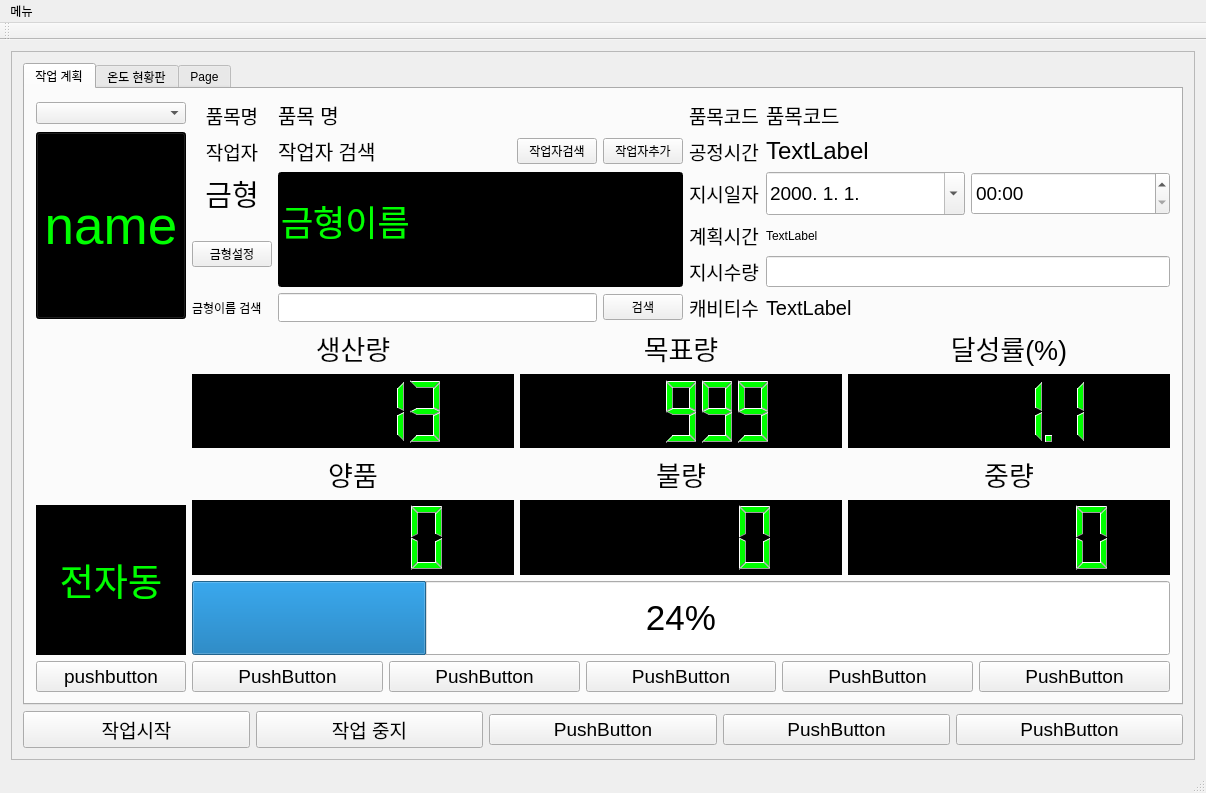
Old version of the form mainwindow.ui in the repository kimbakcho/QCproject.
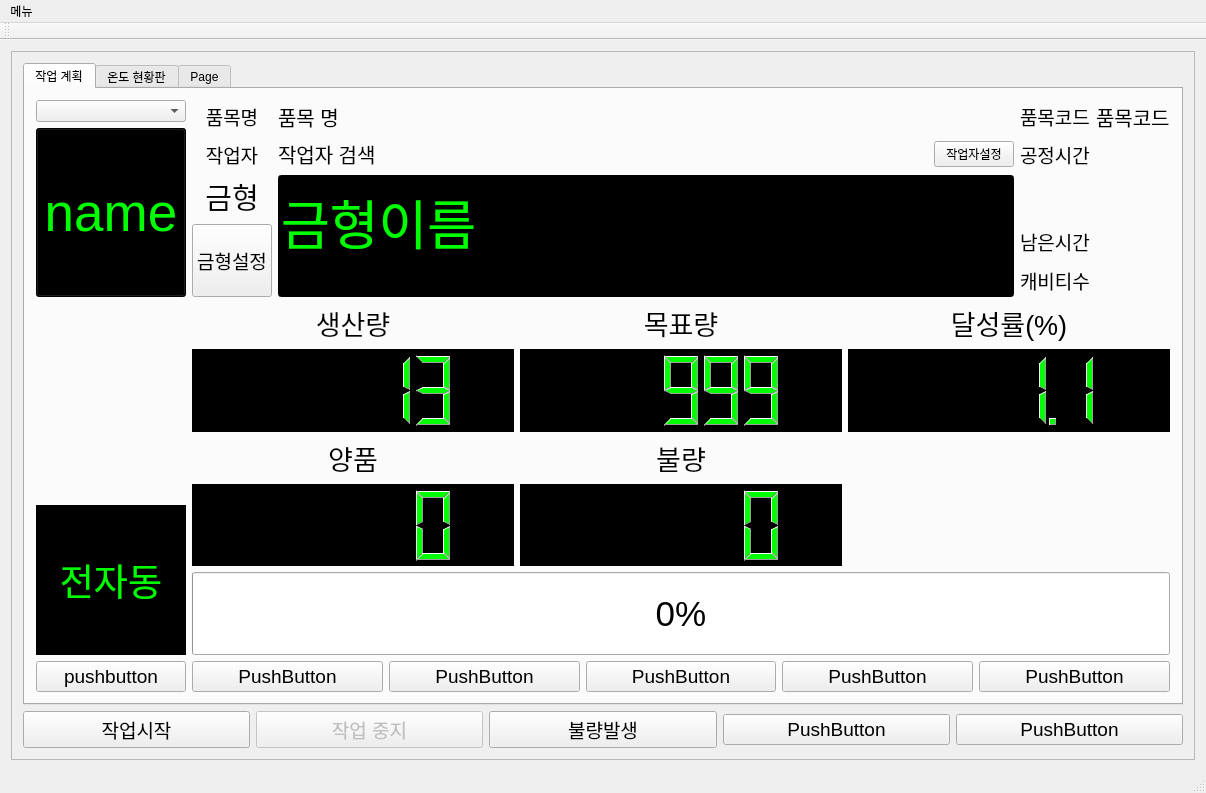
New version of the form. Icons and pictures are not drawn. Custom widgets are drawn as their Qt base class.

The edit to the form file:
```diff
--- a/mainwindow.ui
+++ b/mainwindow.ui
@@ -43,7 +43,10 @@
          </widget>
         </item>
         <item row="2" column="1">
-         <widget class="QPushButton" name="pushButton_8">
+         <widget class="QPushButton" name="workstop_btn">
+          <property name="enabled">
+           <bool>false</bool>
+          </property>
           <property name="font">
            <font>
             <pointsize>14</pointsize>
@@ -62,7 +65,11 @@
            </font>
           </property>
           <property name="text">
-           <string>PushButton</string>
+           <string>불량발생</string>
+          </property>
+          <property name="icon">
+           <iconset resource="Res.qrc">
+            <normaloff>:/icon/icon/warning.png</normaloff>:/icon/icon/warning.png</iconset>
           </property>
          </widget>
         </item>
@@ -152,349 +159,6 @@
               </item>
              </layout>
             </item>
-            <item row="1" column="1" colspan="5">
-             <layout class="QGridLayout" name="gridLayout_4" rowstretch="0,0,0,0,0,0">
-              <item row="5" column="0">
-               <widget class="QLabel" name="label_5">
-                <property name="text">
-                 <string>금형이름 검색</string>
-                </property>
-               </widget>
-              </item>
-              <item row="5" column="2">
-               <widget class="QLabel" name="label_13">
-                <property name="font">
-                 <font>
-                  <pointsize>14</pointsize>
-                 </font>
-                </property>
-                <property name="text">
-                 <string>캐비티수</string>
-                </property>
-               </widget>
-              </item>
-              <item row="1" column="0">
-               <widget class="QLabel" name="label_4">
-                <property name="font">
-                 <font>
-                  <pointsize>14</pointsize>
-                 </font>
-                </property>
-                <property name="text">
-                 <string>작업자</string>
-                </property>
-                <property name="alignment">
-                 <set>Qt::AlignCenter</set>
-                </property>
-               </widget>
-              </item>
-              <item row="0" column="2">
-               <widget class="QLabel" name="label_3">
-                <property name="font">
-                 <font>
-                  <pointsize>14</pointsize>
-                 </font>
-                </property>
-                <property name="text">
-                 <string>품목코드</string>
-                </property>
-               </widget>
-              </item>
-              <item row="4" column="2">
-               <widget class="QLabel" name="label_12">
-                <property name="font">
-                 <font>
-                  <pointsize>14</pointsize>
-                 </font>
-                </property>
-                <property name="text">
-                 <string>지시수량</string>
-                </property>
-               </widget>
-              </item>
-              <item row="0" column="0">
-               <widget class="QLabel" name="label">
-                <property name="font">
-                 <font>
-                  <pointsize>14</pointsize>
-                 </font>
-                </property>
-                <property name="text">
-                 <string>품목명</string>
-                </property>
-                <property name="alignment">
-                 <set>Qt::AlignCenter</set>
-                </property>
-               </widget>
-              </item>
-              <item row="4" column="3">
-               <widget class="QLineEdit" name="orders_count_LE">
-                <property name="font">
-                 <font>
-                  <pointsize>14</pointsize>
-                 </font>
-                </property>
-               </widget>
-              </item>
-              <item row="3" column="2">
-               <widget class="QLabel" name="label_11">
-                <property name="font">
-                 <font>
-                  <pointsize>14</pointsize>
-                 </font>
-                </property>
-                <property name="text">
-                 <string>계획시간</string>
-                </property>
-               </widget>
-              </item>
-              <item row="1" column="2">
-               <widget class="QLabel" name="label_9">
-                <property name="font">
-                 <font>
-                  <pointsize>14</pointsize>
-                 </font>
-                </property>
-                <property name="text">
-                 <string>공정시간</string>
-                </property>
-               </widget>
-              </item>
-              <item row="2" column="2">
-               <widget class="QLabel" name="label_10">
-                <property name="font">
-                 <font>
-                  <pointsize>14</pointsize>
-                 </font>
-                </property>
-                <property name="text">
-                 <string>지시일자</string>
-                </property>
-               </widget>
-              </item>
-              <item row="2" column="3">
-               <layout class="QHBoxLayout" name="horizontalLayout">
-                <item>
-                 <widget class="QDateEdit" name="dateEdit">
-                  <property name="sizePolicy">
-                   <sizepolicy hsizetype="Minimum" vsizetype="Preferred">
-                    <horstretch>0</horstretch>
-                    <verstretch>0</verstretch>
-                   </sizepolicy>
-                  </property>
-                  <property name="font">
-                   <font>
-                    <pointsize>14</pointsize>
-                   </font>
-                  </property>
-                  <property name="currentSection">
-                   <enum>QDateTimeEdit::YearSection</enum>
-                  </property>
-                  <property name="displayFormat">
-                   <string>yyyy. M. d.</string>
-                  </property>
-                  <property name="calendarPopup">
-                   <bool>true</bool>
-                  </property>
-                 </widget>
-                </item>
-                <item>
-                 <widget class="QTimeEdit" name="timeEdit">
-                  <property name="sizePolicy">
-                   <sizepolicy hsizetype="Minimum" vsizetype="Preferred">
-                    <horstretch>0</horstretch>
-                    <verstretch>0</verstretch>
-                   </sizepolicy>
-                  </property>
-                  <property name="font">
-                   <font>
-                    <pointsize>14</pointsize>
-                   </font>
-                  </property>
-                  <property name="displayFormat">
-                   <string>hh:mm</string>
-                  </property>
-                 </widget>
-                </item>
-               </layout>
-              </item>
-              <item row="5" column="1">
-               <layout class="QHBoxLayout" name="horizontalLayout_2">
-                <item>
-                 <widget class="QLineEdit" name="lineEdit">
-                  <property name="sizePolicy">
-                   <sizepolicy hsizetype="Expanding" vsizetype="Preferred">
-                    <horstretch>0</horstretch>
-                    <verstretch>0</verstretch>
-                   </sizepolicy>
-                  </property>
-                 </widget>
-                </item>
-                <item>
-                 <widget class="QPushButton" name="pushButton_3">
-                  <property name="text">
-                   <string>검색</string>
-                  </property>
-                  <property name="icon">
-                   <iconset resource="Res.qrc">
-                    <normaloff>:/icon/icon/search.png</normaloff>:/icon/icon/search.png</iconset>
-                  </property>
-                 </widget>
-                </item>
-               </layout>
-              </item>
-              <item row="2" column="0">
-               <widget class="QLabel" name="label_6">
-                <property name="font">
-                 <font>
-                  <pointsize>22</pointsize>
-                 </font>
-                </property>
-                <property name="text">
-                 <string>금형</string>
-                </property>
-                <property name="alignment">
-                 <set>Qt::AlignCenter</set>
-                </property>
-               </widget>
-              </item>
-              <item row="1" column="1">
-               <layout class="QHBoxLayout" name="horizontalLayout_3">
-                <item>
-                 <widget class="QLabel" name="works_name_label">
-                  <property name="font">
-                   <font>
-                    <pointsize>15</pointsize>
-                   </font>
-                  </property>
-                  <property name="text">
-                   <string>작업자 검색</string>
-                  </property>
-                 </widget>
-                </item>
-                <item>
-                 <widget class="QPushButton" name="pushButton_6">
-                  <property name="sizePolicy">
-                   <sizepolicy hsizetype="Maximum" vsizetype="Fixed">
-                    <horstretch>0</horstretch>
-                    <verstretch>0</verstretch>
-                   </sizepolicy>
-                  </property>
-                  <property name="text">
-                   <string>작업자검색</string>
-                  </property>
-                  <property name="icon">
-                   <iconset resource="Res.qrc">
-                    <normaloff>:/icon/icon/search.png</normaloff>:/icon/icon/search.png</iconset>
-                  </property>
-                 </widget>
-                </item>
-                <item>
-                 <widget class="QPushButton" name="pushButton_5">
-                  <property name="sizePolicy">
-                   <sizepolicy hsizetype="Maximum" vsizetype="Fixed">
-                    <horstretch>0</horstretch>
-                    <verstretch>0</verstretch>
-                   </sizepolicy>
-                  </property>
-                  <property name="text">
-                   <string>작업자추가</string>
-                  </property>
-                 </widget>
-                </item>
-               </layout>
-              </item>
-              <item row="0" column="1">
-               <widget class="QLabel" name="item_name_label">
-                <property name="font">
-                 <font>
-                  <pointsize>15</pointsize>
-                 </font>
-                </property>
-                <property name="text">
-                 <string>품목 명</string>
-                </property>
-               </widget>
-              </item>
-              <item row="0" column="3">
-               <widget class="QLabel" name="item_code_label">
-                <property name="font">
-                 <font>
-                  <pointsize>15</pointsize>
-                 </font>
-                </property>
-                <property name="text">
-                 <string>품목코드</string>
-                </property>
-               </widget>
-              </item>
-              <item row="1" column="3">
-               <widget class="QLabel" name="cycle_time_label">
-                <property name="font">
-                 <font>
-                  <pointsize>18</pointsize>
-                 </font>
-                </property>
-                <property name="text">
-                 <string>TextLabel</string>
-                </property>
-               </widget>
-              </item>
-              <item row="3" column="3">
-               <widget class="QLabel" name="label_18">
-                <property name="text">
-                 <string>TextLabel</string>
-                </property>
-               </widget>
-              </item>
-              <item row="5" column="3">
-               <widget class="QLabel" name="cabit_count">
-                <property name="font">
-                 <font>
-                  <pointsize>15</pointsize>
-                 </font>
-                </property>
-                <property name="text">
-                 <string>TextLabel</string>
-                </property>
-               </widget>
-              </item>
-              <item row="2" column="1" rowspan="3">
-               <widget class="QLineEdit" name="mold_name_box">
-                <property name="sizePolicy">
-                 <sizepolicy hsizetype="Minimum" vsizetype="Minimum">
-                  <horstretch>0</horstretch>
-                  <verstretch>0</verstretch>
-                 </sizepolicy>
-                </property>
-                <property name="font">
-                 <font>
-                  <pointsize>26</pointsize>
-                 </font>
-                </property>
-                <property name="styleSheet">
-                 <string notr="true">QLineEdit {
-	background-color : rgb(0, 0, 0);
-   color : rgb(0, 255, 0);
-}</string>
-                </property>
-                <property name="text">
-                 <string>금형이름</string>
-                </property>
-                <property name="readOnly">
-                 <bool>true</bool>
-                </property>
-               </widget>
-              </item>
-              <item row="3" column="0" rowspan="2">
-               <widget class="QPushButton" name="mold_select">
-                <property name="text">
-                 <string>금형설정</string>
-                </property>
-               </widget>
-              </item>
-             </layout>
-            </item>
             <item row="2" column="1" rowspan="2" colspan="5">
              <layout class="QGridLayout" name="gridLayout_10">
               <item row="1" column="0">
@@ -1258,134 +922,6 @@
                 </property>
                </widget>
               </item>
-              <item row="3" column="2">
-               <widget class="QLCDNumber" name="weight_lcd">
-                <property name="palette">
-                 <palette>
-                  <active>
-                   <colorrole role="WindowText">
-                    <brush brushstyle="SolidPattern">
-                     <color alpha="255">
-                      <red>0</red>
-                      <green>255</green>
-                      <blue>0</blue>
-                     </color>
-                    </brush>
-                   </colorrole>
-                   <colorrole role="Button">
-                    <brush brushstyle="SolidPattern">
-                     <color alpha="255">
-                      <red>0</red>
-                      <green>0</green>
-                      <blue>0</blue>
-                     </color>
-                    </brush>
-                   </colorrole>
-                   <colorrole role="Base">
-                    <brush brushstyle="SolidPattern">
-                     <color alpha="255">
-                      <red>0</red>
-                      <green>0</green>
-                      <blue>0</blue>
-                     </color>
-                    </brush>
-                   </colorrole>
-                   <colorrole role="Window">
-                    <brush brushstyle="SolidPattern">
-                     <color alpha="255">
-                      <red>0</red>
-                      <green>0</green>
-                      <blue>0</blue>
-                     </color>
-                    </brush>
-                   </colorrole>
-                  </active>
-                  <inactive>
-                   <colorrole role="WindowText">
-                    <brush brushstyle="SolidPattern">
-                     <color alpha="255">
-                      <red>0</red>
-                      <green>255</green>
-                      <blue>0</blue>
-                     </color>
-                    </brush>
-                   </colorrole>
-                   <colorrole role="Button">
-                    <brush brushstyle="SolidPattern">
-                     <color alpha="255">
-                      <red>0</red>
-                      <green>0</green>
-                      <blue>0</blue>
-                     </color>
-                    </brush>
-                   </colorrole>
-                   <colorrole role="Base">
-                    <brush brushstyle="SolidPattern">
-                     <color alpha="255">
-                      <red>0</red>
-                      <green>0</green>
-                      <blue>0</blue>
-                     </color>
-                    </brush>
-                   </colorrole>
-                   <colorrole role="Window">
-                    <brush brushstyle="SolidPattern">
-                     <color alpha="255">
-                      <red>0</red>
-                      <green>0</green>
-                      <blue>0</blue>
-                     </color>
-                    </brush>
-                   </colorrole>
-                  </inactive>
-                  <disabled>
-                   <colorrole role="WindowText">
-                    <brush brushstyle="SolidPattern">
-                     <color alpha="255">
-                      <red>190</red>
-                      <green>190</green>
-                      <blue>190</blue>
-                     </color>
-                    </brush>
-                   </colorrole>
-                   <colorrole role="Button">
-                    <brush brushstyle="SolidPattern">
-                     <color alpha="255">
-                      <red>0</red>
-                      <green>0</green>
-                      <blue>0</blue>
-                     </color>
-                    </brush>
-                   </colorrole>
-                   <colorrole role="Base">
-                    <brush brushstyle="SolidPattern">
-                     <color alpha="255">
-                      <red>0</red>
-                      <green>0</green>
-                      <blue>0</blue>
-                     </color>
-                    </brush>
-                   </colorrole>
-                   <colorrole role="Window">
-                    <brush brushstyle="SolidPattern">
-                     <color alpha="255">
-                      <red>0</red>
-                      <green>0</green>
-                      <blue>0</blue>
-                     </color>
-                    </brush>
-                   </colorrole>
-                  </disabled>
-                 </palette>
-                </property>
-                <property name="styleSheet">
-                 <string notr="true">background-color : rgb(0, 0, 0)</string>
-                </property>
-                <property name="smallDecimalPoint">
-                 <bool>true</bool>
-                </property>
-               </widget>
-              </item>
               <item row="2" column="0">
                <widget class="QLabel" name="label_7">
                 <property name="sizePolicy">
@@ -1407,27 +943,6 @@
                 </property>
                </widget>
               </item>
-              <item row="2" column="2">
-               <widget class="QLabel" name="label_17">
-                <property name="sizePolicy">
-                 <sizepolicy hsizetype="Minimum" vsizetype="Maximum">
-                  <horstretch>0</horstretch>
-                  <verstretch>0</verstretch>
-                 </sizepolicy>
-                </property>
-                <property name="font">
-                 <font>
-                  <pointsize>20</pointsize>
-                 </font>
-                </property>
-                <property name="text">
-                 <string>중량</string>
-                </property>
-                <property name="alignment">
-                 <set>Qt::AlignCenter</set>
-                </property>
-               </widget>
-              </item>
               <item row="2" column="1">
                <widget class="QLabel" name="label_8">
                 <property name="sizePolicy">
@@ -1463,7 +978,7 @@
                  </font>
                 </property>
                 <property name="value">
-                 <number>24</number>
+                 <number>0</number>
                 </property>
                </widget>
               </item>
@@ -1705,6 +1220,243 @@
               </property>
              </widget>
             </item>
+            <item row="1" column="1" colspan="5">
+             <layout class="QGridLayout" name="gridLayout_4" rowstretch="0,0,0,0,0">
+              <item row="1" column="1">
+               <layout class="QHBoxLayout" name="horizontalLayout_3">
+                <item>
+                 <widget class="QLabel" name="works_name_label">
+                  <property name="font">
+                   <font>
+                    <pointsize>15</pointsize>
+                   </font>
+                  </property>
+                  <property name="text">
+                   <string>작업자 검색</string>
+                  </property>
+                 </widget>
+                </item>
+                <item>
+                 <widget class="QPushButton" name="workmenset_btn">
+                  <property name="sizePolicy">
+                   <sizepolicy hsizetype="Maximum" vsizetype="Fixed">
+                    <horstretch>0</horstretch>
+                    <verstretch>0</verstretch>
+                   </sizepolicy>
+                  </property>
+                  <property name="text">
+                   <string>작업자설정</string>
+                  </property>
+                  <property name="icon">
+                   <iconset resource="Res.qrc">
+                    <normaloff>:/icon/icon/settings-4.png</normaloff>:/icon/icon/settings-4.png</iconset>
+                  </property>
+                 </widget>
+                </item>
+               </layout>
+              </item>
+              <item row="1" column="2">
+               <widget class="QLabel" name="label_9">
+                <property name="font">
+                 <font>
+                  <pointsize>14</pointsize>
+                 </font>
+                </property>
+                <property name="text">
+                 <string>공정시간</string>
+                </property>
+               </widget>
+              </item>
+              <item row="2" column="0">
+               <widget class="QLabel" name="label_6">
+                <property name="font">
+                 <font>
+                  <pointsize>22</pointsize>
+                 </font>
+                </property>
+                <property name="text">
+                 <string>금형</string>
+                </property>
+                <property name="alignment">
+                 <set>Qt::AlignCenter</set>
+                </property>
+               </widget>
+              </item>
+              <item row="0" column="3">
+               <widget class="QLabel" name="item_code_label">
+                <property name="font">
+                 <font>
+                  <pointsize>15</pointsize>
+                 </font>
+                </property>
+                <property name="text">
+                 <string>품목코드</string>
+                </property>
+               </widget>
+              </item>
+              <item row="1" column="3">
+               <widget class="QLabel" name="cycle_time_label">
+                <property name="font">
+                 <font>
+                  <pointsize>18</pointsize>
+                 </font>
+                </property>
+                <property name="text">
+                 <string/>
+                </property>
+               </widget>
+              </item>
+              <item row="3" column="3">
+               <widget class="QLabel" name="remind_time_label">
+                <property name="text">
+                 <string/>
+                </property>
+               </widget>
+              </item>
+              <item row="0" column="1">
+               <widget class="QLabel" name="item_name_label">
+                <property name="font">
+                 <font>
+                  <pointsize>15</pointsize>
+                 </font>
+                </property>
+                <property name="text">
+                 <string>품목 명</string>
+                </property>
+               </widget>
+              </item>
+              <item row="3" column="0" rowspan="2">
+               <widget class="QPushButton" name="mold_select">
+                <property name="sizePolicy">
+                 <sizepolicy hsizetype="Minimum" vsizetype="Minimum">
+                  <horstretch>0</horstretch>
+                  <verstretch>0</verstretch>
+                 </sizepolicy>
+                </property>
+                <property name="font">
+                 <font>
+                  <pointsize>14</pointsize>
+                 </font>
+                </property>
+                <property name="text">
+                 <string>금형설정</string>
+                </property>
+                <property name="icon">
+                 <iconset resource="Res.qrc">
+                  <normaloff>:/icon/icon/settings-4.png</normaloff>:/icon/icon/settings-4.png</iconset>
+                </property>
+               </widget>
+              </item>
+              <item row="2" column="1" rowspan="3">
+               <widget class="QLineEdit" name="mold_name_box">
+                <property name="sizePolicy">
+                 <sizepolicy hsizetype="MinimumExpanding" vsizetype="Minimum">
+                  <horstretch>0</horstretch>
+                  <verstretch>0</verstretch>
+                 </sizepolicy>
+                </property>
+                <property name="font">
+                 <font>
+                  <pointsize>40</pointsize>
+                 </font>
+                </property>
+                <property name="styleSheet">
+                 <string notr="true">QLineEdit {
+	background-color : rgb(0, 0, 0);
+   color : rgb(0, 255, 0);
+}</string>
+                </property>
+                <property name="text">
+                 <string>금형이름</string>
+                </property>
+                <property name="readOnly">
+                 <bool>true</bool>
+                </property>
+               </widget>
+              </item>
+              <item row="2" column="3">
+               <layout class="QHBoxLayout" name="horizontalLayout"/>
+              </item>
+              <item row="0" column="0">
+               <widget class="QLabel" name="label">
+                <property name="font">
+                 <font>
+                  <pointsize>14</pointsize>
+                 </font>
+                </property>
+                <property name="text">
+                 <string>품목명</string>
+                </property>
+                <property name="alignment">
+                 <set>Qt::AlignCenter</set>
+                </property>
+               </widget>
+              </item>
+              <item row="4" column="3">
+               <widget class="QLabel" name="cabit_count">
+                <property name="font">
+                 <font>
+                  <pointsize>15</pointsize>
+                 </font>
+                </property>
+                <property name="text">
+                 <string/>
+                </property>
+               </widget>
+              </item>
+              <item row="1" column="0">
+               <widget class="QLabel" name="label_4">
+                <property name="font">
+                 <font>
+                  <pointsize>14</pointsize>
+                 </font>
+                </property>
+                <property name="text">
+                 <string>작업자</string>
+                </property>
+                <property name="alignment">
+                 <set>Qt::AlignCenter</set>
+                </property>
+               </widget>
+              </item>
+              <item row="0" column="2">
+               <widget class="QLabel" name="label_3">
+                <property name="font">
+                 <font>
+                  <pointsize>14</pointsize>
+                 </font>
+                </property>
+                <property name="text">
+                 <string>품목코드</string>
+                </property>
+               </widget>
+              </item>
+              <item row="3" column="2">
+               <widget class="QLabel" name="label_11">
+                <property name="font">
+                 <font>
+                  <pointsize>14</pointsize>
+                 </font>
+                </property>
+                <property name="text">
+                 <string>남은시간</string>
+                </property>
+               </widget>
+              </item>
+              <item row="4" column="2">
+               <widget class="QLabel" name="label_13">
+                <property name="font">
+                 <font>
+                  <pointsize>14</pointsize>
+                 </font>
+                </property>
+                <property name="text">
+                 <string>캐비티수</string>
+                </property>
+               </widget>
+              </item>
+             </layout>
+            </item>
            </layout>
           </widget>
           <widget class="QWidget" name="tab_2">
```
Left out of the diff: 10 changed lines with no effect on the pictures.
